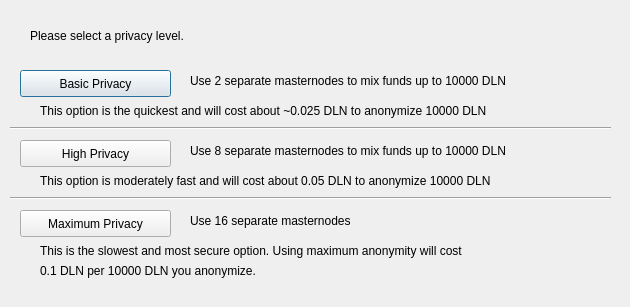
Qt form src/qt/forms/obfuscationconfig.ui (revivalist777/milleniumclub) before a commit.
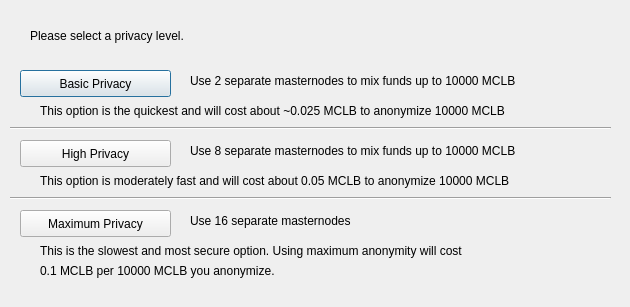
The same form after that commit.

Commit message: change DLN to MCLB

```diff
--- a/src/qt/forms/obfuscationconfig.ui
+++ b/src/qt/forms/obfuscationconfig.ui
@@ -75,7 +75,7 @@
     </rect>
    </property>
    <property name="text">
-    <string>Use 2 separate masternodes to mix funds up to 10000 DLN</string>
+    <string>Use 2 separate masternodes to mix funds up to 10000 MCLB</string>
    </property>
   </widget>
   <widget class="QLabel" name="label_3">
@@ -88,7 +88,7 @@
     </rect>
    </property>
    <property name="text">
-    <string>Use 8 separate masternodes to mix funds up to 10000 DLN</string>
+    <string>Use 8 separate masternodes to mix funds up to 10000 MCLB</string>
    </property>
   </widget>
   <widget class="QLabel" name="label_4">
@@ -114,7 +114,7 @@
     </rect>
    </property>
    <property name="text">
-    <string>This option is the quickest and will cost about ~0.025 DLN to anonymize 10000 DLN</string>
+    <string>This option is the quickest and will cost about ~0.025 MCLB to anonymize 10000 MCLB</string>
    </property>
   </widget>
   <widget class="QLabel" name="label_7">
@@ -127,7 +127,7 @@
     </rect>
    </property>
    <property name="text">
-    <string>This option is moderately fast and will cost about 0.05 DLN to anonymize 10000 DLN</string>
+    <string>This option is moderately fast and will cost about 0.05 MCLB to anonymize 10000 MCLB</string>
    </property>
   </widget>
   <widget class="QLabel" name="label_8">
@@ -153,7 +153,7 @@
     </rect>
    </property>
    <property name="text">
-    <string>0.1 DLN per 10000 DLN you anonymize.</string>
+    <string>0.1 MCLB per 10000 MCLB you anonymize.</string>
    </property>
   </widget>
   <widget class="Line" name="line">
```
The commit also changes 69 other files.
